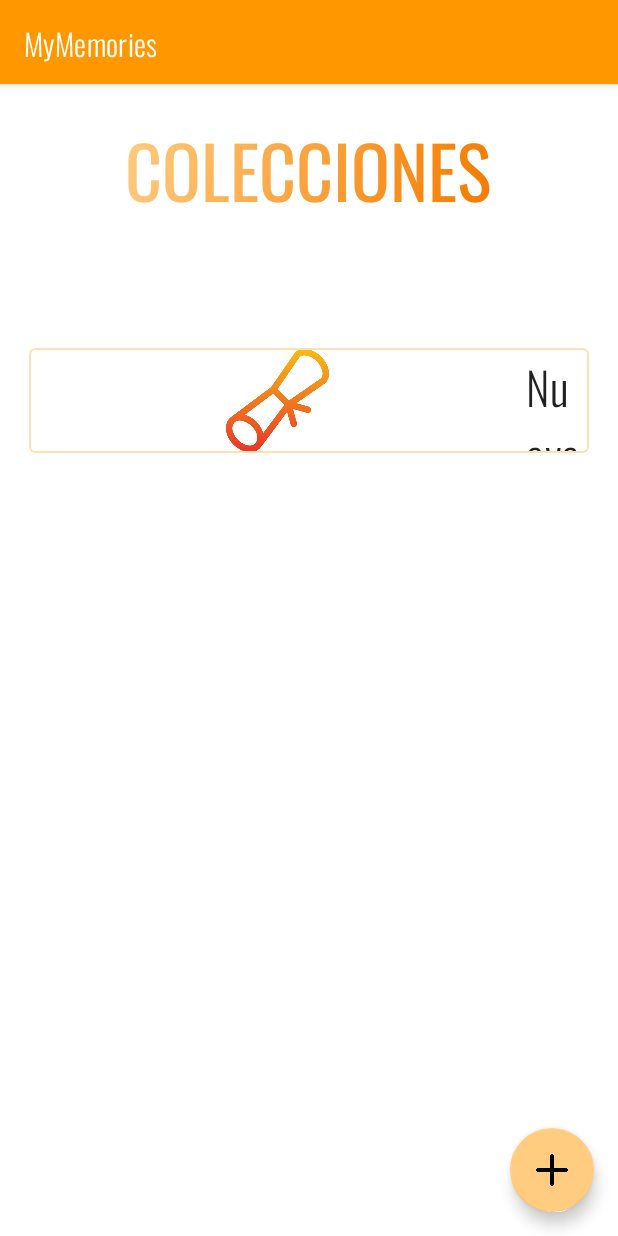
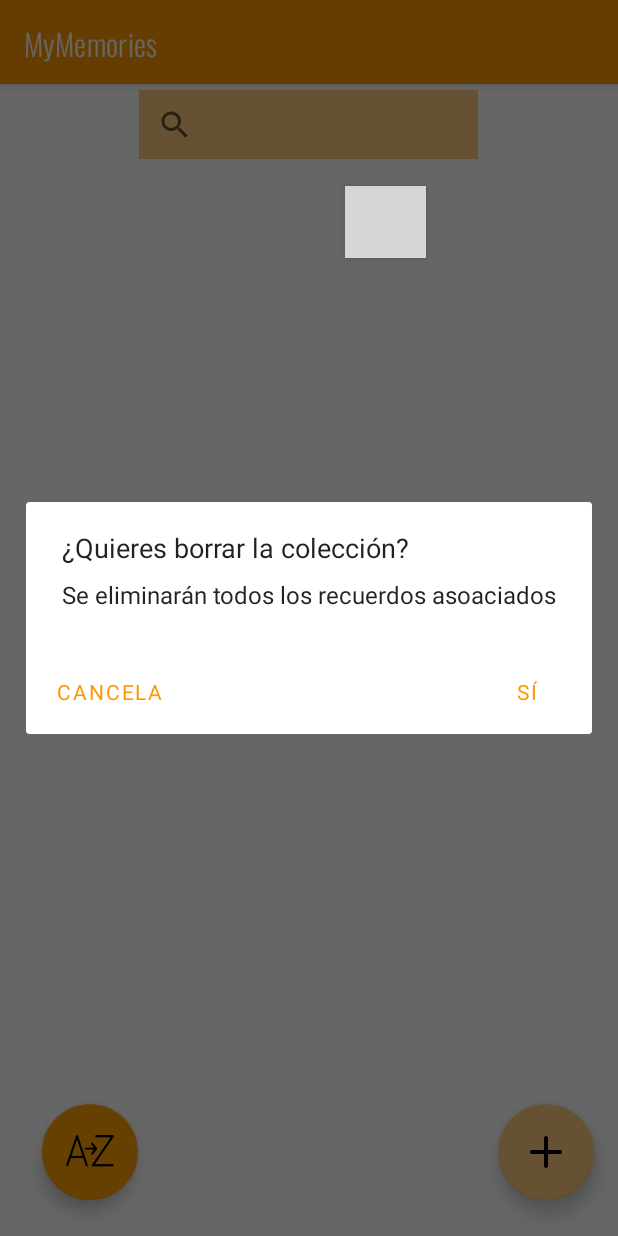
Before and after one commit to AssumCampos/MyMemories, an Android app: the ListadoRecuerdos screen opened directly, with no data from a screen before it, after a tap on "Next", on a phone screen of 412 x 824 dp. Run offline under Robolectric (Android 15) with nearby library versions, the phone set to English and light mode, and no system bars; 3 statements that could not run were skipped; grey boxes are pictures that could not be loaded.

Commit message:
Alert Dialog preventivo cuando borramos los recuerdos o la categoría

```diff
--- a/app/src/main/java/com/example/mymemories/ListadoRecuerdos.java
+++ b/app/src/main/java/com/example/mymemories/ListadoRecuerdos.java
@@ -131,6 +131,18 @@ public class ListadoRecuerdos extends AppCompatActivity {
         deleteCollection.setOnClickListener(new View.OnClickListener(){
             @Override
             public void onClick(View v) {
+                // Alert dialog
+                android.app.AlertDialog.Builder alertDialogBuilder = new android.app.AlertDialog.Builder(ListadoRecuerdos.this);
+                // Setting Alert Dialog Title
+                alertDialogBuilder.setTitle("¿Quieres borrar la colección?");
+                // Setting Alert Dialog Message
+                alertDialogBuilder.setMessage("Se eliminarán todos los recuerdos asoaciados");
+                alertDialogBuilder.setCancelable(false);
+
+                alertDialogBuilder.setPositiveButton("Sí", new DialogInterface.OnClickListener() {
+
+                    @Override
+                    public void onClick(DialogInterface arg0, int arg1) {
                         RecuerdoDBHelper dbHelper = new RecuerdoDBHelper(getApplicationContext());
                         dbHelper.deleteCollection(categoria_bundle);
 
@@ -141,6 +153,17 @@ public class ListadoRecuerdos extends AppCompatActivity {
                         i.addFlags(Intent.FLAG_ACTIVITY_SINGLE_TOP);
                         finish();
                         startActivity(i);
+                    }
+                });
+
+                alertDialogBuilder.setNeutralButton("Cancela", new DialogInterface.OnClickListener() {
+                    @Override
+                    public void onClick(DialogInterface dialog, int which) {
+                        Toast.makeText(getApplicationContext(),"Cancelado",Toast.LENGTH_SHORT).show();
+                    }
+                });
+                alertDialogBuilder.show();
+
             }
 
         });
--- a/app/src/main/java/com/example/mymemories/MainActivity.java
+++ b/app/src/main/java/com/example/mymemories/MainActivity.java
@@ -102,7 +102,6 @@ public class MainActivity extends AppCompatActivity {
             String coleccionSeleccionada = adapter.getCollectionByPosition(viewHolder.getAdapterPosition());
             if(coleccionSeleccionada.equals("Nueva categoria")){
                 Intent intent = new Intent(MainActivity.this, NewCollection.class);
-                finish();
                 startActivity(intent);
             }
             else{
```
Also changed, not shown: app/src/main/java/com/example/mymemories/NewCollection.java (+11 -2 lines), app/src/main/java/com/example/mymemories/RecuerdoDetails.java (+25 -0 lines). Lines whose indentation alone changed are shown as unchanged.
